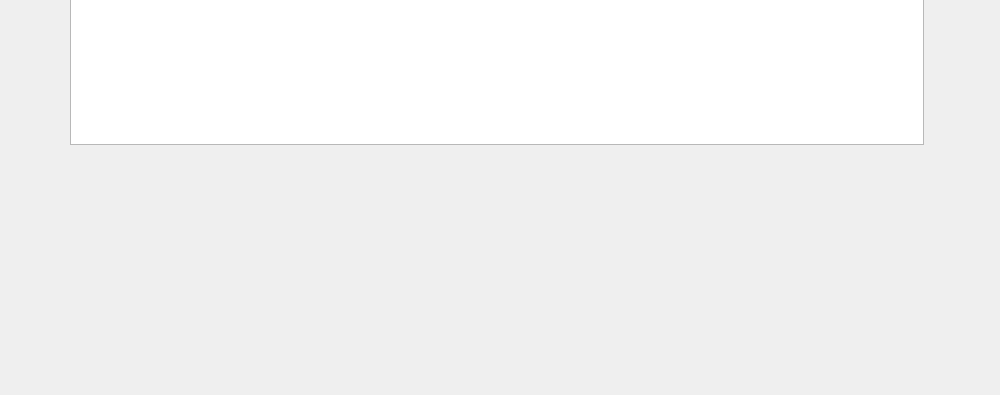
Old version of the form app/ui/main_view.ui in the repository mattvall1/fyp-video_object_timestamp_finder; both pictures show x 0 to 1000 and y 405 to 800 of the 1000 by 800 pixel window.
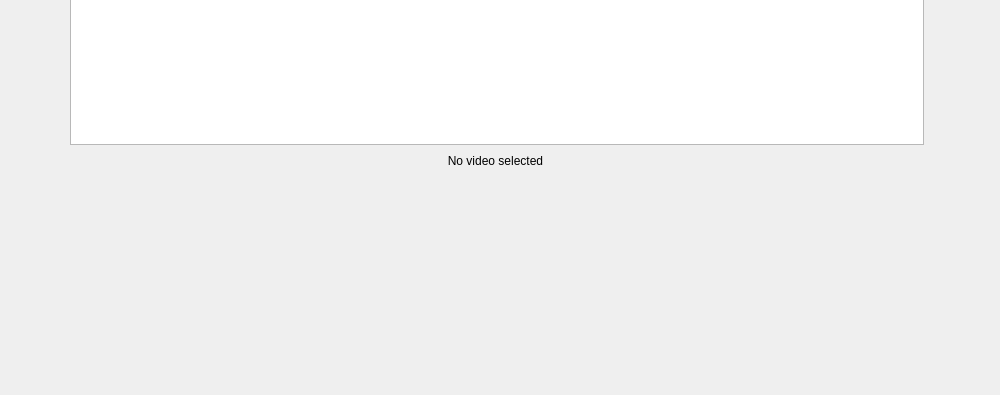
New version of the form.

Commit message: Refactoring, added placeholder for counter

Patch:
```diff
--- a/app/ui/main_view.ui
+++ b/app/ui/main_view.ui
@@ -117,6 +117,22 @@
      <bool>false</bool>
     </property>
    </widget>
+   <widget class="QLabel" name="frame_counter">
+    <property name="geometry">
+     <rect>
+      <x>70</x>
+      <y>550</y>
+      <width>851</width>
+      <height>31</height>
+     </rect>
+    </property>
+    <property name="text">
+     <string>No video selected</string>
+    </property>
+    <property name="alignment">
+     <set>Qt::AlignCenter</set>
+    </property>
+   </widget>
   </widget>
  </widget>
  <resources/>
```
The commit also changes 2 other files.
